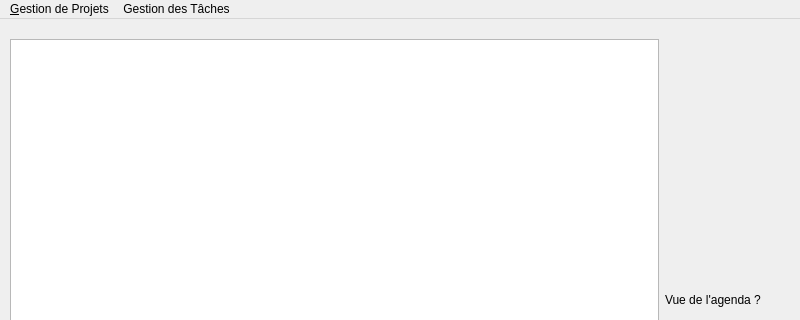
First picture: the form in Application/mainWindow.ui, repository Erzrael/LO21, before the edit; both pictures show x 0 to 800 and y 0 to 320 of the 800 by 600 pixel window.
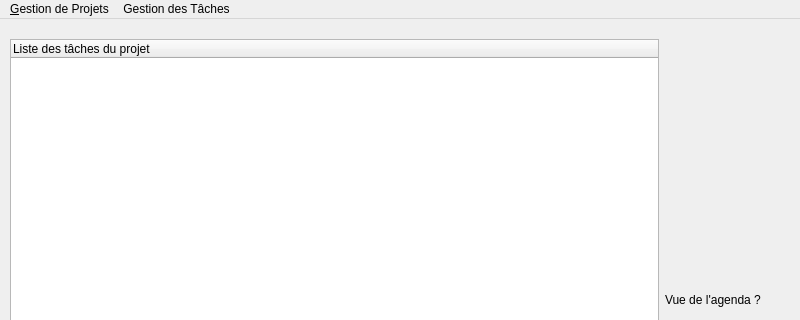
Second picture: the form after the edit.

Commit message: Ajout Projet fonctionnel mais ne vérifie rien. Modification du TreeView.

The edit to the form file:
```diff
--- a/Application/mainWindow.ui
+++ b/Application/mainWindow.ui
@@ -25,7 +25,13 @@
     </property>
     <layout class="QHBoxLayout" name="horizontalLayout">
      <item>
-      <widget class="QTreeView" name="treeView"/>
+      <widget class="QTreeWidget" name="TreeView">
+       <column>
+        <property name="text">
+         <string>Liste des tâches du projet</string>
+        </property>
+       </column>
+      </widget>
      </item>
      <item>
       <widget class="QLabel" name="label">
```
The commit also changes 5 other files.
